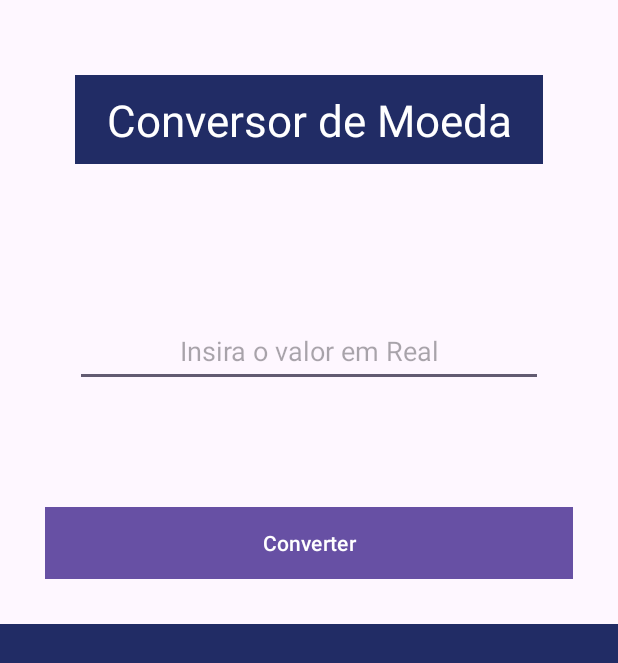
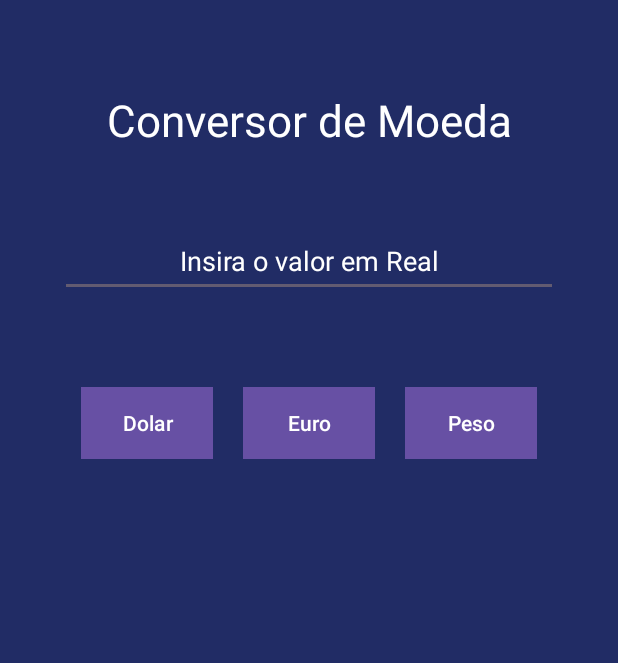
Before and after one commit to Wuel1/Kotlin, an Android app: the layout activity_main.xml on its own in the app's theme, with its tools: preview values and no code run, on a phone screen of 412 x 824 dp. Shown: the top 663 px of the screen. Run offline under Robolectric (Android 15) with nearby library versions, the phone set to English and light mode, and no system bars.

Commit message:
Alterações no Layout

```diff
--- a/ConversodeMoeda/app/src/main/java/com/example/conversodemoeda/MainActivity.kt
+++ b/ConversodeMoeda/app/src/main/java/com/example/conversodemoeda/MainActivity.kt
@@ -2,6 +2,7 @@ package com.example.conversodemoeda
 
 import androidx.appcompat.app.AppCompatActivity
 import android.os.Bundle
+import android.widget.Toast
 import com.example.conversodemoeda.databinding.ActivityMainBinding
 
 class MainActivity : AppCompatActivity() {
@@ -13,18 +14,27 @@ class MainActivity : AppCompatActivity() {
         super.onCreate(savedInstanceState)
         setContentView(binding.root)
 
-        binding.buttonConverter.setOnClickListener{
-            if(binding.editTexto.text.toString().isEmpty()){
-                binding.textResultado.setText("Nenhum Valor Inserido")
-            }else{
-                val real = binding.editTexto.text.toString().toDouble()
-                val dolar = real * 4.75
-                val resultado = String.format("%.2f", dolar)
-                binding.textResultado.setText("${resultado} $")
-            }
+        binding.buttonDolar.setOnClickListener{
+            escrever(0.21)
+        }
+        binding.buttonEuro.setOnClickListener{
+            escrever(0.19)
+        }
+        binding.buttonPeso.setOnClickListener{
+            escrever(52.92)
+        }
+}
 
+    private fun escrever(x: Double) {
+        if(binding.editTexto.text.toString().isEmpty()){
+            binding.textResultado.setText("Nenhum Valor Inserido")
+            Toast.makeText(applicationContext,"Erro", Toast.LENGTH_SHORT).show()
+        }else{
+            val real = binding.editTexto.text.toString().toDouble()
+            val moeda = real * x
+            val resultado = String.format("%.2f", moeda)
+            binding.textResultado.setText("${resultado} $")
+            Toast.makeText(applicationContext,"Sucesso!", Toast.LENGTH_SHORT).show()
         }
-
-
     }
 }
--- a/ConversodeMoeda/app/src/main/res/layout/activity_main.xml
+++ b/ConversodeMoeda/app/src/main/res/layout/activity_main.xml
@@ -4,6 +4,7 @@
     xmlns:tools="http://schemas.android.com/tools"
     android:layout_width="match_parent"
     android:layout_height="match_parent"
+    android:background="#212C65"
     android:orientation="vertical"
     tools:context=".MainActivity">
 
@@ -11,7 +12,7 @@
         android:id="@+id/text_titulo"
         android:layout_width="match_parent"
         android:layout_height="wrap_content"
-        android:layout_margin="50dp"
+        android:layout_marginTop="50dp"
         android:background="#212C65"
         android:gravity="center"
         android:padding="10dp"
@@ -20,33 +21,61 @@
         android:textSize="29sp" />
 
     <EditText
+        android:id="@+id/edit_texto"
         android:layout_width="match_parent"
         android:layout_height="wrap_content"
-        android:layout_margin="50dp"
+        android:layout_margin="40dp"
+        android:layout_marginEnd="10dp"
         android:gravity="center"
         android:hint="Insira o valor em Real"
-        android:inputType="number"
+        android:inputType="number|numberDecimal|numberSigned"
         android:padding="12dp"
-        android:id="@+id/edit_texto"/>
+        android:textColor="@color/white"
+        android:textColorHint="@color/white" />
 
-    <Button
+    <LinearLayout
         android:layout_width="match_parent"
         android:layout_height="wrap_content"
-        android:layout_margin="30dp"
-        android:background="#212C65"
-        android:padding="10dp"
-        android:text="Converter"
-        android:id="@+id/button_converter"/>
+        android:gravity="center"
+        android:orientation="horizontal">
+
+        <Button
+            android:id="@+id/button_dolar"
+            android:layout_width="wrap_content"
+            android:layout_height="wrap_content"
+            android:background="#212C65"
+            android:padding="10dp"
+            android:text="Dolar" />
+
+        <Button
+            android:id="@+id/button_euro"
+            android:layout_width="wrap_content"
+            android:layout_height="wrap_content"
+            android:layout_margin="20dp"
+            android:background="#212C65"
+            android:padding="10dp"
+            android:text="Euro" />
+
+        <Button
+            android:id="@+id/button_peso"
+            android:layout_width="wrap_content"
+            android:layout_height="wrap_content"
+            android:background="#212C65"
+            android:padding="10dp"
+            android:text="Peso" />
+
+
+    </LinearLayout>
 
     <TextView
+        android:id="@+id/text_resultado"
         android:layout_width="match_parent"
         android:layout_height="match_parent"
+        android:gravity="center"
         android:text=""
-        android:gravity="center"
-        android:textSize="30sp"
-        android:background="#212C65"
         android:textColor="@color/white"
-        android:id="@+id/text_resultado"/>
+        android:textSize="35sp"/>
+
 
 
 </LinearLayout>
```
